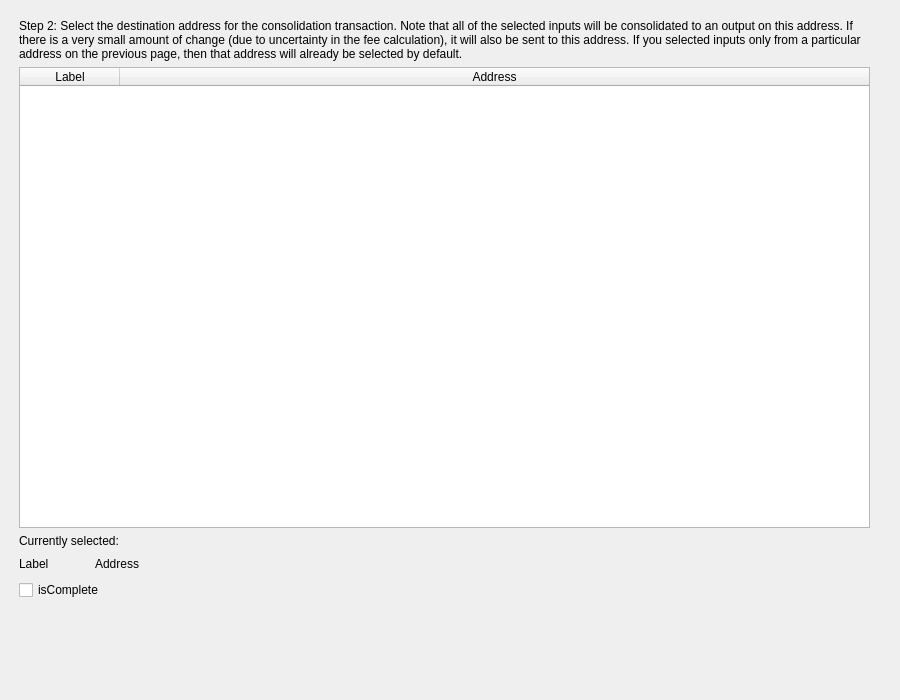
The window that src/qt/forms/consolidateunspentwizardselectdestinationpage.ui (gridcoin-community/Gridcoin-Research) describes before a commit, drawn with Qt 5.
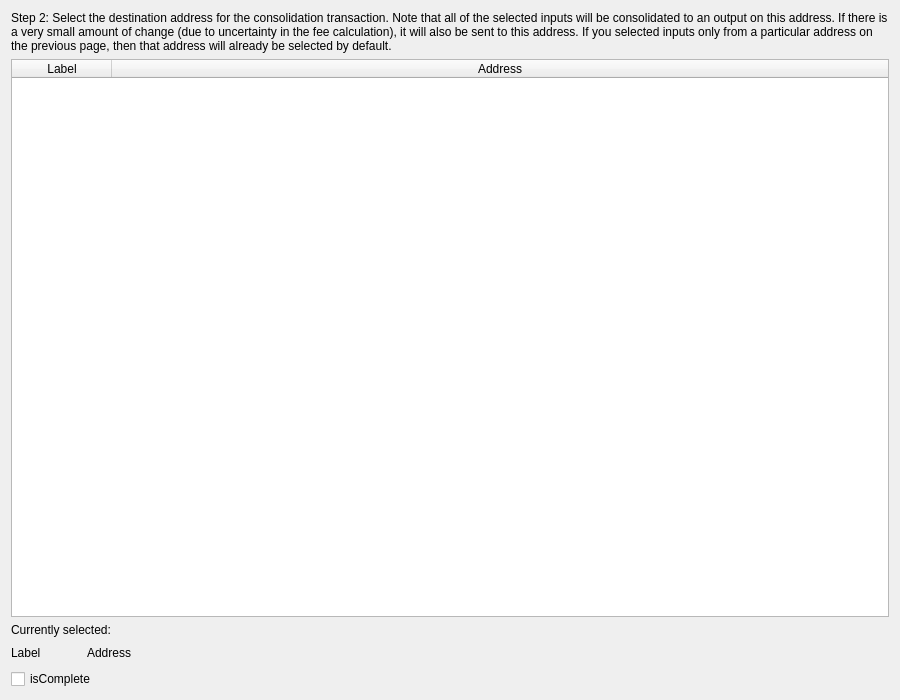
The same window after the commit.

Commit message:
Enable responsive layouts for UTXO consolidation wizard
This enables the wizard page widgets to grow or shrink as the wizard
dialog size changes.

```diff
--- a/src/qt/forms/consolidateunspentwizardselectdestinationpage.ui
+++ b/src/qt/forms/consolidateunspentwizardselectdestinationpage.ui
@@ -10,18 +10,17 @@
     <height>700</height>
    </rect>
   </property>
+  <property name="sizePolicy">
+   <sizepolicy hsizetype="Expanding" vsizetype="Expanding">
+    <horstretch>0</horstretch>
+    <verstretch>0</verstretch>
+   </sizepolicy>
+  </property>
   <property name="windowTitle">
    <string>WizardPage</string>
   </property>
-  <widget class="QWidget" name="verticalLayoutWidget">
-   <property name="geometry">
-    <rect>
-     <x>19</x>
-     <y>19</y>
-     <width>851</width>
-     <height>581</height>
-    </rect>
-   </property>
+  <layout class="QVBoxLayout" name="verticalLayout_2">
+   <item>
    <layout class="QVBoxLayout" name="verticalLayout">
     <item>
      <widget class="QLabel" name="selectDestinationIntroLabel">
@@ -125,7 +124,8 @@
      </widget>
     </item>
    </layout>
-  </widget>
+   </item>
+  </layout>
  </widget>
  <resources/>
  <connections/>
```
Lines whose indentation alone changed are shown as unchanged. The commit also changes 3 other files.
